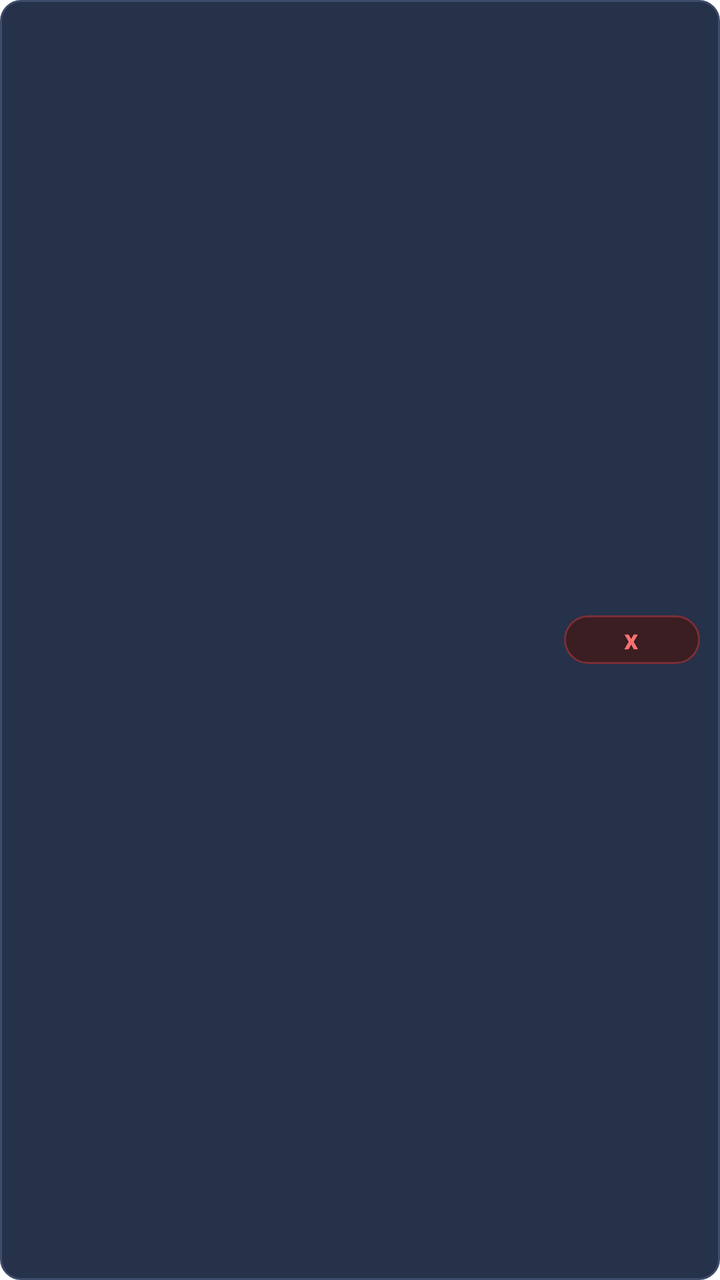
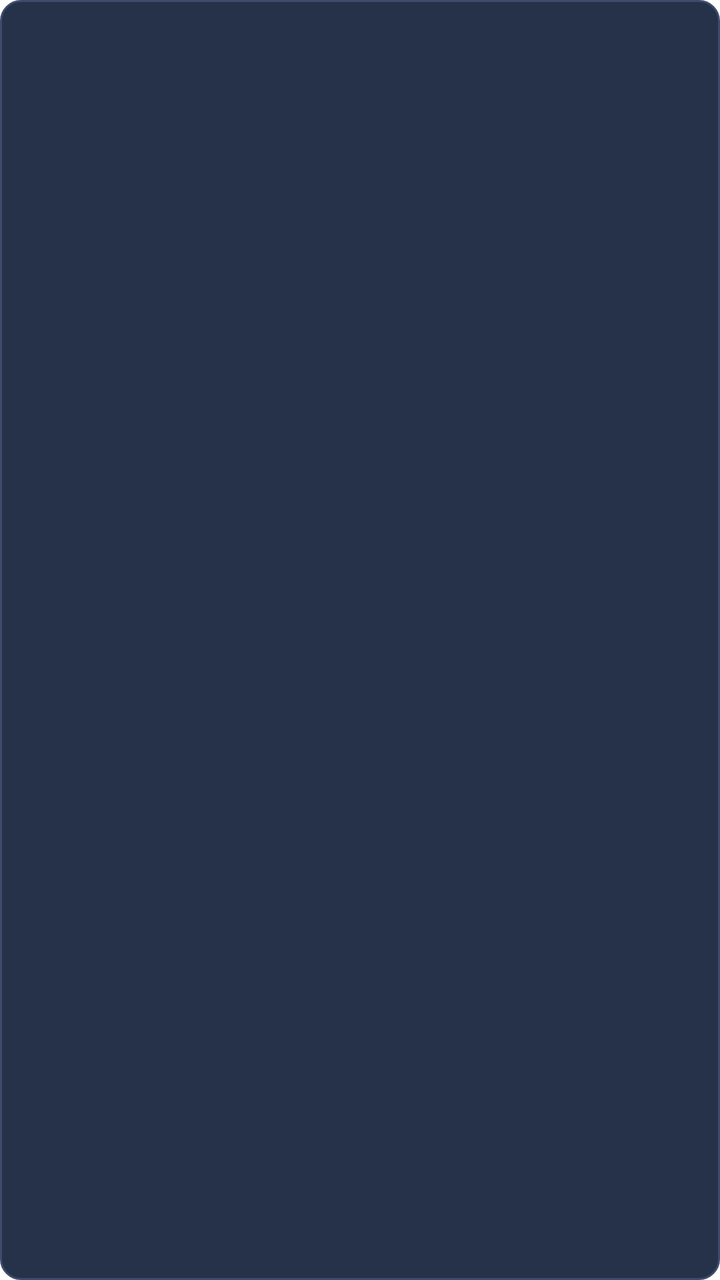

Two renders of the same Android screen: before a commit and after it. Below are the layout's source before the change and the commit's diff.
<!-- AndroidManifest.xml: application theme Theme.NihalHome -->
<!-- res/layout/item_risk_app.xml -->
<?xml version="1.0" encoding="utf-8"?>
<LinearLayout xmlns:android="http://schemas.android.com/apk/res/android"
    android:layout_width="match_parent"
    android:layout_height="wrap_content"
    android:orientation="horizontal"
    android:gravity="center_vertical"
    android:background="@drawable/bg_risk_row"
    android:clickable="true"
    android:focusable="true"
    android:paddingStart="10dp"
    android:paddingEnd="10dp"
    android:paddingTop="8dp"
    android:paddingBottom="8dp"
    android:layout_marginBottom="6dp"
    android:weightSum="100">

    
    <ImageView
        android:id="@+id/imageRiskAppIcon"
        android:layout_width="0dp"
        android:layout_height="match_parent"
        android:layout_weight="15"
        android:adjustViewBounds="true"
        android:scaleType="fitCenter" />

    
    <View
        android:layout_width="0dp"
        android:layout_height="match_parent"
        android:layout_weight="5" />

    
    <LinearLayout
        android:layout_width="0dp"
        android:layout_height="match_parent"
        android:layout_weight="60"
        android:orientation="vertical"
        android:gravity="center_vertical">

        
        <TextView
            android:id="@+id/textRiskAppName"
            android:layout_width="match_parent"
            android:layout_height="match_parent"
            android:textColor="@color/onboarding_heading"
            android:textStyle="bold"
            android:maxLines="1"
            android:ellipsize="end"
            android:gravity="start|center_vertical"
            android:includeFontPadding="false"
            android:autoSizeTextType="uniform"
            android:autoSizeMinTextSize="6sp"
            android:autoSizeMaxTextSize="500sp"
            android:autoSizeStepGranularity="1sp" />

    </LinearLayout>

    
    <TextView
        android:layout_width="0dp"
        android:layout_height="wrap_content"
        android:layout_weight="20"
        android:text="x"
        android:textColor="@color/high_risk_text"
        android:textStyle="bold"
        android:maxLines="1"
        android:gravity="center"
        android:includeFontPadding="false"
        android:background="@drawable/bg_high_risk_badge"
        android:paddingStart="8dp"
        android:paddingEnd="9dp"
        android:paddingTop="4dp"
        android:paddingBottom="4dp"
        android:autoSizeTextType="uniform"
        android:autoSizeMinTextSize="6sp"
        android:autoSizeMaxTextSize="500sp"
        android:autoSizeStepGranularity="1sp" />

</LinearLayout>
<!-- resources referenced by this layout -->
<resources>
  <color name="high_risk_text">#F87171</color>
  <color name="onboarding_heading">#E2E8F0</color>
  <!-- drawable bg_high_risk_badge (drawable) -->
  <?xml version="1.0" encoding="utf-8"?>
  <shape xmlns:android="http://schemas.android.com/apk/res/android"
      android:shape="rectangle">
      <solid android:color="@color/high_risk_background" />
      <stroke
          android:width="1dp"
          android:color="@color/high_risk_border" />
      <corners android:radius="20dp" />
  </shape>
  <!-- drawable bg_risk_row (drawable) -->
  <?xml version="1.0" encoding="utf-8"?>
  <ripple xmlns:android="http://schemas.android.com/apk/res/android"
      android:color="#33FFFFFF">
      <item>
          <shape android:shape="rectangle">
              <solid android:color="@color/risk_row_background" />
              <stroke
                  android:width="1dp"
                  android:color="@color/risk_row_border" />
              <corners android:radius="10dp" />
          </shape>
      </item>
  </ripple>
  <style name="Theme.NihalHome" parent="android:Theme.Material.Light.NoActionBar">
          <item name="android:windowBackground">@android:color/white</item>
          <item name="android:statusBarColor">@android:color/white</item>
          <item name="android:navigationBarColor">@android:color/white</item>
          <item name="android:windowLightStatusBar">true</item>
      </style>
  <color name="high_risk_background">#3A1E22</color>
  <color name="high_risk_border">#7A2E36</color>
  <color name="risk_row_background">#26314A</color>
  <color name="risk_row_border">#3D4C6B</color>
</resources>

<!-- the commit's change to res/layout/item_risk_app.xml (unified diff, before → after) -->
@@ -33,7 +33,7 @@
     <LinearLayout
         android:layout_width="0dp"
         android:layout_height="match_parent"
-        android:layout_weight="60"
+        android:layout_weight="80"
         android:orientation="vertical"
         android:gravity="center_vertical">
 
@@ -55,25 +55,4 @@
 
     </LinearLayout>
 
-    
-    <TextView
-        android:layout_width="0dp"
-        android:layout_height="wrap_content"
-        android:layout_weight="20"
-        android:text="x"
-        android:textColor="@color/high_risk_text"
-        android:textStyle="bold"
-        android:maxLines="1"
-        android:gravity="center"
-        android:includeFontPadding="false"
-        android:background="@drawable/bg_high_risk_badge"
-        android:paddingStart="8dp"
-        android:paddingEnd="9dp"
-        android:paddingTop="4dp"
-        android:paddingBottom="4dp"
-        android:autoSizeTextType="uniform"
-        android:autoSizeMinTextSize="6sp"
-        android:autoSizeMaxTextSize="500sp"
-        android:autoSizeStepGranularity="1sp" />
-
 </LinearLayout>
<!-- resource entries referenced after the edit -->
@@ -1,17 +1,6 @@
 <!-- resources referenced by this layout -->
 <resources>
-  <color name="high_risk_text">#F87171</color>
   <color name="onboarding_heading">#E2E8F0</color>
-  <!-- drawable bg_high_risk_badge (drawable) -->
-  <?xml version="1.0" encoding="utf-8"?>
-  <shape xmlns:android="http://schemas.android.com/apk/res/android"
-      android:shape="rectangle">
-      <solid android:color="@color/high_risk_background" />
-      <stroke
-          android:width="1dp"
-          android:color="@color/high_risk_border" />
-      <corners android:radius="20dp" />
-  </shape>
   <!-- drawable bg_risk_row (drawable) -->
   <?xml version="1.0" encoding="utf-8"?>
   <ripple xmlns:android="http://schemas.android.com/apk/res/android"
@@ -32,8 +21,6 @@
           <item name="android:navigationBarColor">@android:color/white</item>
           <item name="android:windowLightStatusBar">true</item>
       </style>
-  <color name="high_risk_background">#3A1E22</color>
-  <color name="high_risk_border">#7A2E36</color>
   <color name="risk_row_background">#26314A</color>
   <color name="risk_row_border">#3D4C6B</color>
 </resources>
